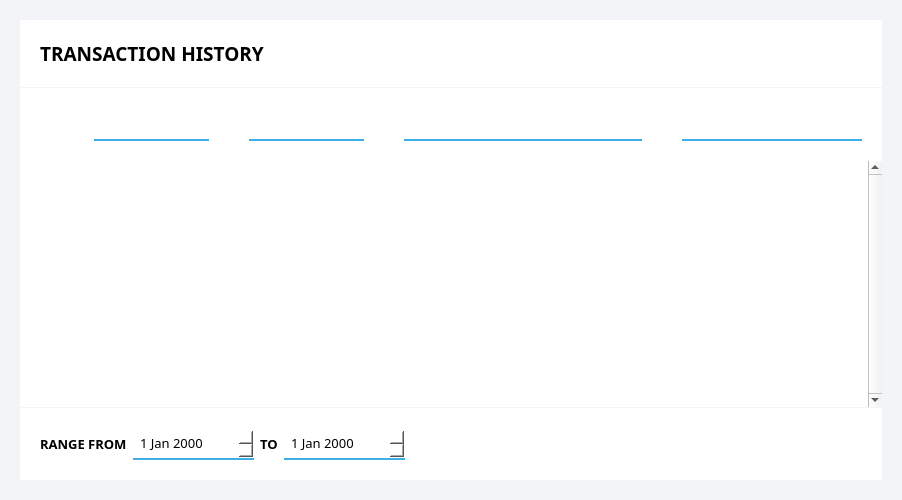
The window that src/qt/forms/transactionspage.ui (aurovine/AudioCoin) describes before a commit, drawn with Qt 5.
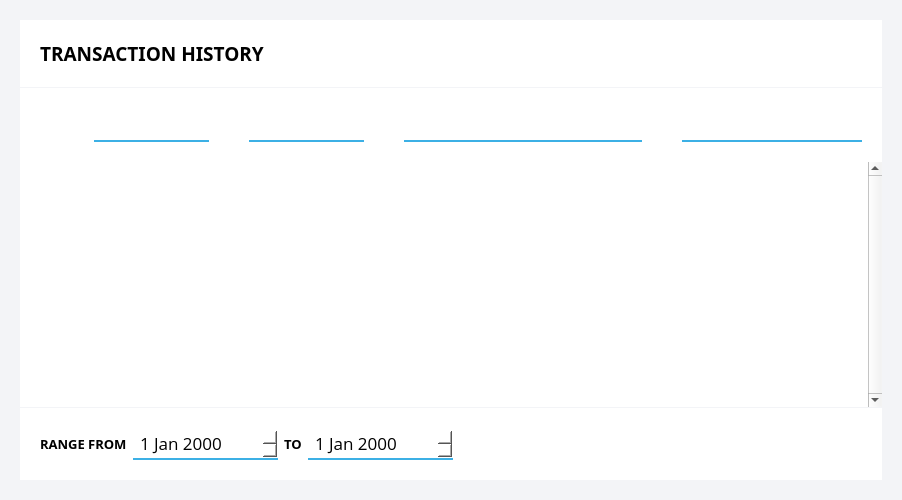
The same window after the commit. Icons and pictures are not drawn.

```diff
--- a/src/qt/forms/transactionspage.ui
+++ b/src/qt/forms/transactionspage.ui
@@ -241,8 +241,8 @@
            </property>
            <property name="font">
             <font>
-             <family>Montserrat</family>
-             <pointsize>12</pointsize>
+             <family>Open Sans</family>
+             <pointsize>13</pointsize>
             </font>
            </property>
           </widget>
@@ -263,8 +263,8 @@
            </property>
            <property name="font">
             <font>
-             <family>Montserrat</family>
-             <pointsize>12</pointsize>
+             <family>Open Sans</family>
+             <pointsize>13</pointsize>
             </font>
            </property>
           </widget>
@@ -273,8 +273,8 @@
           <widget class="QLineEdit" name="addressWidget">
            <property name="font">
             <font>
-             <family>Montserrat</family>
-             <pointsize>12</pointsize>
+             <family>Open Sans</family>
+             <pointsize>13</pointsize>
             </font>
            </property>
           </widget>
@@ -295,8 +295,8 @@
            </property>
            <property name="font">
             <font>
-             <family>Montserrat</family>
-             <pointsize>12</pointsize>
+             <family>Open Sans</family>
+             <pointsize>13</pointsize>
             </font>
            </property>
            <property name="alignment">
@@ -311,7 +311,7 @@
        <widget class="QTableView" name="transactionView">
         <property name="font">
          <font>
-          <family>Montserrat</family>
+          <family>Open Sans</family>
           <pointsize>12</pointsize>
          </font>
         </property>
@@ -381,8 +381,8 @@
        <widget class="QDateEdit" name="dateFrom">
         <property name="font">
          <font>
-          <family>Montserrat</family>
-          <pointsize>10</pointsize>
+          <family>Open Sans</family>
+          <pointsize>13</pointsize>
          </font>
         </property>
        </widget>
@@ -406,8 +406,8 @@
        <widget class="QDateEdit" name="dateTo">
         <property name="font">
          <font>
-          <family>Montserrat</family>
-          <pointsize>10</pointsize>
+          <family>Open Sans</family>
+          <pointsize>13</pointsize>
          </font>
         </property>
        </widget>
```
